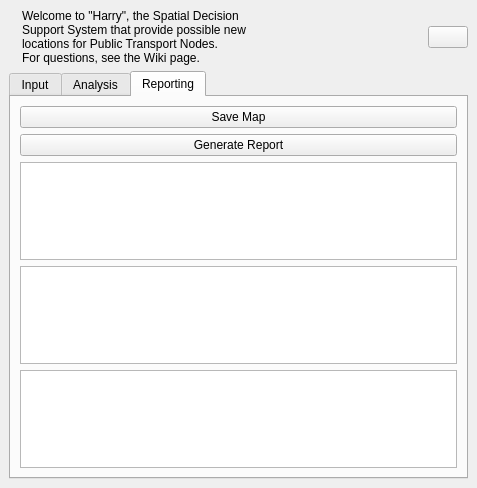
Matthie456/Bon_DenDuijn, file SpatialDecision/spatial_decision_dockwidget_base.ui: the form before one commit.
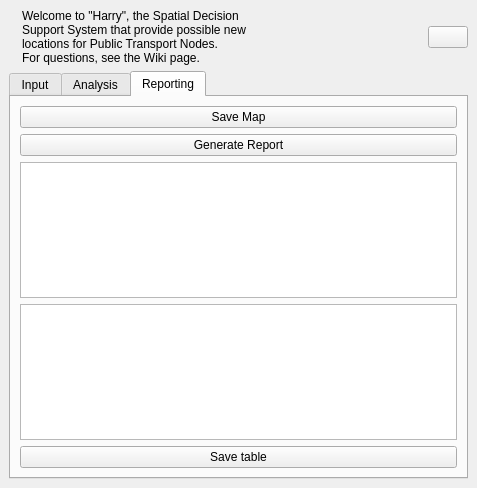
The form after the commit. The open tabs and pages were chosen to show the change.

Patch:
```diff
--- a/SpatialDecision/spatial_decision_dockwidget_base.ui
+++ b/SpatialDecision/spatial_decision_dockwidget_base.ui
@@ -364,15 +364,19 @@
           </property>
          </widget>
         </item>
-        <item>
-         <widget class="QPlainTextEdit" name="reportTextEdit"/>
-        </item>
         <item>
          <widget class="QTableWidget" name="statisticsTable"/>
         </item>
         <item>
          <widget class="QListWidget" name="reportList"/>
         </item>
+        <item>
+         <widget class="QPushButton" name="saveTableButton">
+          <property name="text">
+           <string>Save table</string>
+          </property>
+         </widget>
+        </item>
        </layout>
       </widget>
      </widget>
```
Left out of the diff: 5 changed lines with no effect on the pictures.
